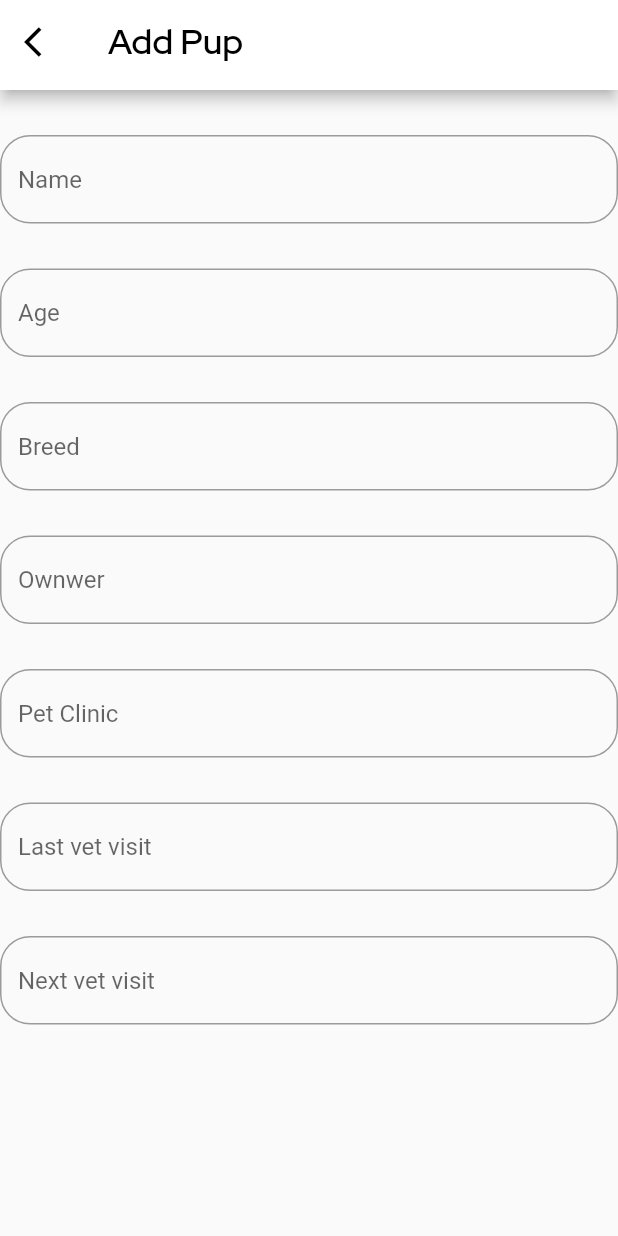
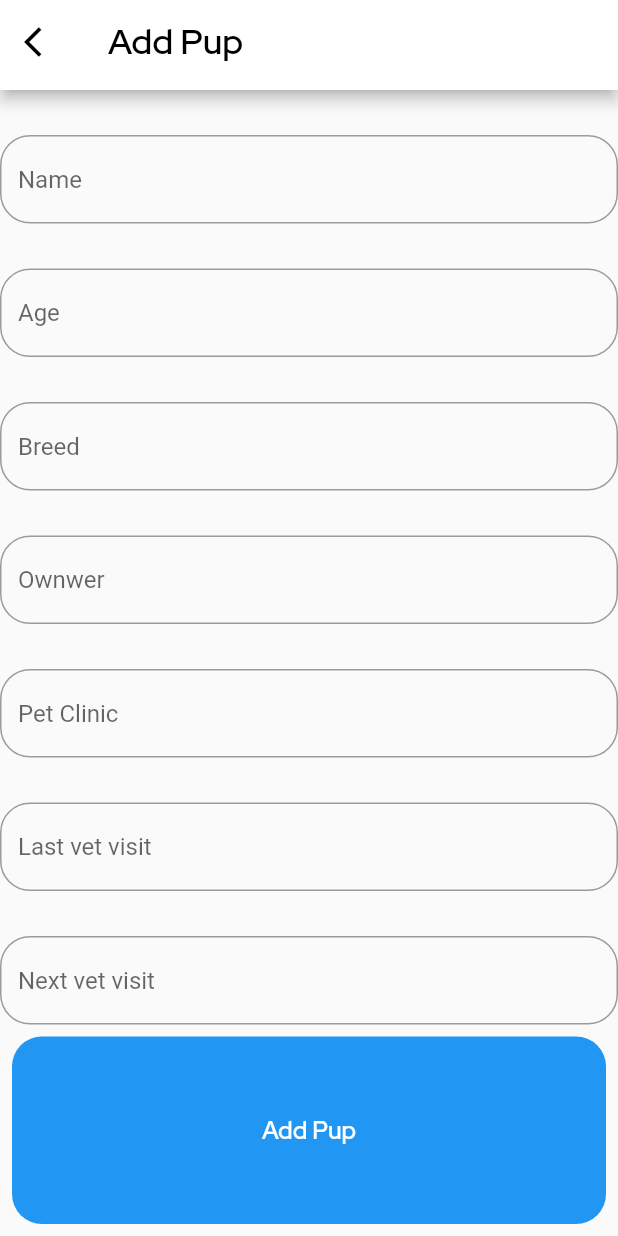
Before and after one commit to villegas-abva/My-Pups, a Flutter app: the AddPupScreen screen opened directly, on a phone screen of 412 x 824 dp. Run offline on Flutter 3.47's test engine with Material 2 defaults, Android fonts, the phone set to English and light mode, and no system bars; our stand-ins replace bloc, cloud_firestore, equatable, firebase_core, flutter_bloc, flutter_snake_navigationbar; accounts and stored records are empty; network calls fail.

Commit message:
feat: create skeleton for Add Pup Screen

```diff
--- a/lib/ui/add_pup/add_pup_screen.dart
+++ b/lib/ui/add_pup/add_pup_screen.dart
@@ -1,5 +1,6 @@
 import 'package:flutter/material.dart';
 import 'package:my_pups/shared/widgets/custom_app_bar.dart';
+import 'package:my_pups/ui/common/widgets/text/app_regular_text.dart';
 import 'package:my_pups/ui/common/widgets/text_form_field/app_textform_field.dart';
 
 class AddPupScreen extends StatefulWidget {
@@ -33,7 +34,9 @@ class _AddPupScreenState extends State<AddPupScreen> {
           leftIcon: Icons.arrow_back_ios,
         ),
       ),
-      body: SingleChildScrollView(
+      body: Column(
+        children: [
+          SingleChildScrollView(
             child: Column(
               children: [
                 ListView.builder(
@@ -54,6 +57,22 @@ class _AddPupScreenState extends State<AddPupScreen> {
               ],
             ),
           ),
+          Expanded(
+            child: TextButton(
+              child: Container(
+                width: double.infinity,
+                decoration: BoxDecoration(
+                    color: Colors.blue,
+                    borderRadius: BorderRadius.circular(20)),
+                child: Center(
+                    child:
+                        AppRegularText(text: 'Add Pup', color: Colors.white)),
+              ),
+              onPressed: () {},
+            ),
+          ),
+        ],
+      ),
     );
   }
 }
```
Lines whose indentation alone changed are shown as unchanged.
